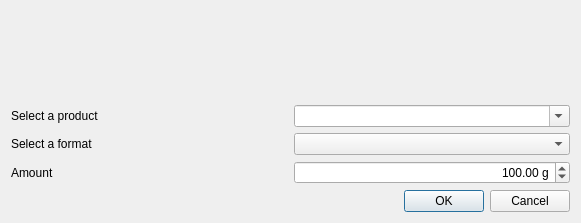
Before: the Qt Designer form caloriestracker/ui/frmProductsInElaboratedProductAdd.ui in turulomio/caloriestracker, drawn with Qt 5.
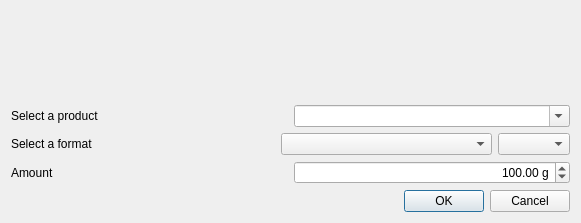
After: the same form once the commit is applied. Icons and pictures are not drawn. Custom widgets are drawn as their Qt base class.

Commit message: Added format multiplier to meals and products in elaborated ones. Fixes #54

Patch:
```diff
--- a/caloriestracker/ui/frmProductsInElaboratedProductAdd.ui
+++ b/caloriestracker/ui/frmProductsInElaboratedProductAdd.ui
@@ -65,6 +65,12 @@
       <layout class="QHBoxLayout" name="horizontalLayout_4">
        <item>
         <widget class="QLabel" name="label_4">
+         <property name="sizePolicy">
+          <sizepolicy hsizetype="Preferred" vsizetype="Preferred">
+           <horstretch>5</horstretch>
+           <verstretch>0</verstretch>
+          </sizepolicy>
+         </property>
          <property name="text">
           <string>Select a format</string>
          </property>
@@ -72,11 +78,27 @@
        </item>
        <item>
         <widget class="QComboBox" name="cmbFormats">
+         <property name="sizePolicy">
+          <sizepolicy hsizetype="Preferred" vsizetype="Fixed">
+           <horstretch>4</horstretch>
+           <verstretch>0</verstretch>
+          </sizepolicy>
+         </property>
          <property name="editable">
           <bool>false</bool>
          </property>
         </widget>
        </item>
+       <item>
+        <widget class="QComboBox" name="cmbMult">
+         <property name="sizePolicy">
+          <sizepolicy hsizetype="Preferred" vsizetype="Fixed">
+           <horstretch>1</horstretch>
+           <verstretch>0</verstretch>
+          </sizepolicy>
+         </property>
+        </widget>
+       </item>
       </layout>
      </item>
      <item>
```
The commit also changes 5 other files.
